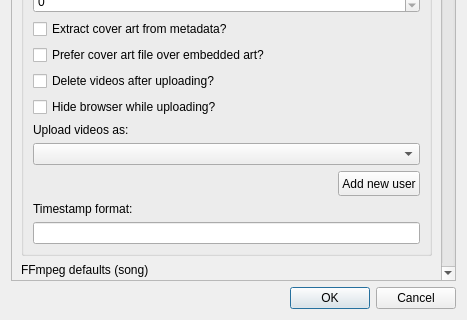
7x11x13/songs-to-youtube, file src/ui/settingswindow.ui: the form before one commit; both pictures show x 0 to 467 and y 176 to 496 of the 467 by 496 pixel window.
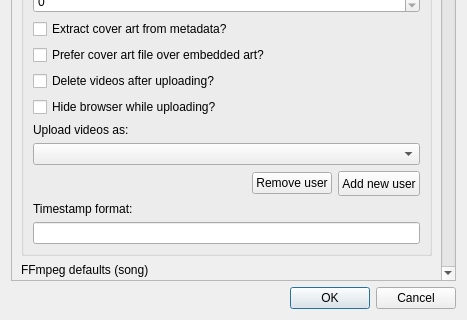
The form after the commit. Custom widgets are drawn as their Qt base class.

Commit message: Make adding a new user more user-friendly

The edit to the form file:
```diff
--- a/src/ui/settingswindow.ui
+++ b/src/ui/settingswindow.ui
@@ -54,9 +54,9 @@
       <property name="geometry">
        <rect>
         <x>0</x>
-        <y>-147</y>
+        <y>0</y>
         <width>433</width>
-        <height>1798</height>
+        <height>1873</height>
        </rect>
       </property>
       <property name="sizePolicy">
@@ -189,6 +189,13 @@
               </property>
              </spacer>
             </item>
+            <item>
+             <widget class="QPushButton" name="removeUserButton">
+              <property name="text">
+               <string>Remove user</string>
+              </property>
+             </widget>
+            </item>
             <item>
              <widget class="QPushButton" name="addNewUserButton">
               <property name="minimumSize">
```
The commit also changes 3 other files.
